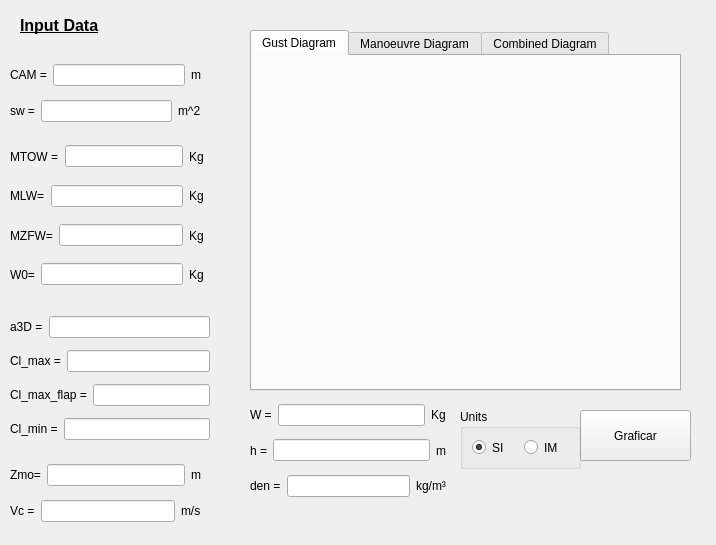
Qt form layout_DiagramaDeRafagasyManiobras.ui (enritoomey/DiagramaDeRafagasyManiobras) before a commit.
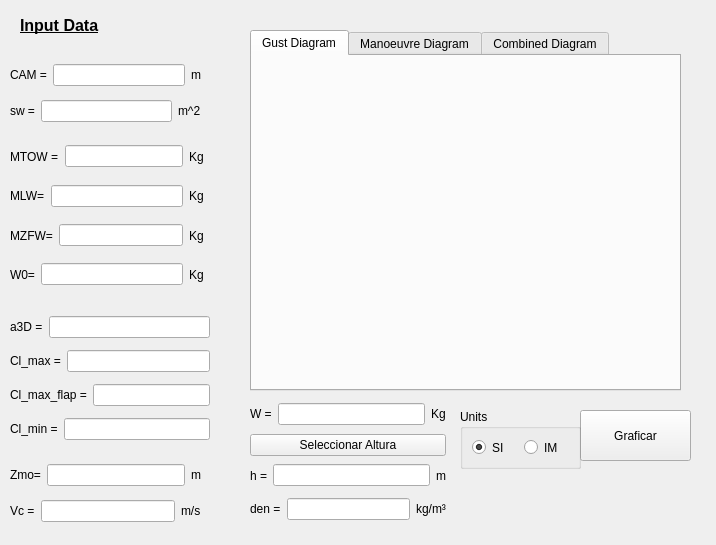
The same form after that commit.

Diff of the .ui file:
```diff
--- a/layout_DiagramaDeRafagasyManiobras.ui
+++ b/layout_DiagramaDeRafagasyManiobras.ui
@@ -46,7 +46,7 @@
     <rect>
      <x>20</x>
      <y>10</y>
-     <width>91</width>
+     <width>181</width>
      <height>31</height>
     </rect>
    </property>
@@ -232,7 +232,7 @@
      <x>250</x>
      <y>400</y>
      <width>196</width>
-     <height>101</height>
+     <height>123</height>
     </rect>
    </property>
    <layout class="QVBoxLayout" name="verticalLayout">
@@ -257,6 +257,13 @@
       </item>
      </layout>
     </item>
+    <item>
+     <widget class="QPushButton" name="Altura_Button">
+      <property name="text">
+       <string>Seleccionar Altura</string>
+      </property>
+     </widget>
+    </item>
     <item>
      <layout class="QHBoxLayout" name="h_layout">
       <item>
@@ -267,7 +274,11 @@
        </widget>
       </item>
       <item>
-       <widget class="QLineEdit" name="h_lineEdit"/>
+       <widget class="QLineEdit" name="h_lineEdit">
+        <property name="readOnly">
+         <bool>true</bool>
+        </property>
+       </widget>
       </item>
       <item>
        <widget class="QLabel" name="h_unitlabel">
@@ -288,7 +299,11 @@
        </widget>
       </item>
       <item>
-       <widget class="QLineEdit" name="den_lineEdit"/>
+       <widget class="QLineEdit" name="den_lineEdit">
+        <property name="readOnly">
+         <bool>true</bool>
+        </property>
+       </widget>
       </item>
       <item>
        <widget class="QLabel" name="den_unitlabel">
```
Left out of the diff: 11 changed lines with no effect on the pictures.
